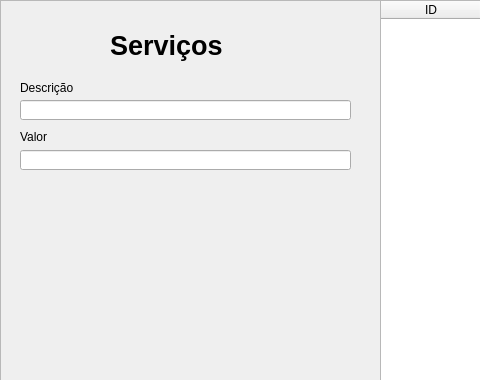
Old version of the form view/tabela de serviços.ui in the repository ImperadorFortum/Projeto-Integra-o; both pictures show x 0 to 480 and y 0 to 380 of the 1059 by 658 pixel window.
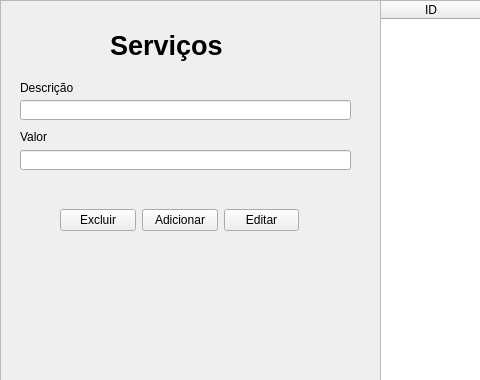
New version of the form.

Commit message:
projeto integração
aaa

What changed in the file:
```diff
--- a/view/tabela de serviços.ui
+++ b/view/tabela de serviços.ui
@@ -95,6 +95,39 @@
       </rect>
      </property>
     </widget>
+    <widget class="QWidget" name="horizontalLayoutWidget">
+     <property name="geometry">
+      <rect>
+       <x>60</x>
+       <y>180</y>
+       <width>239</width>
+       <height>80</height>
+      </rect>
+     </property>
+     <layout class="QHBoxLayout" name="horizontalLayout">
+      <item>
+       <widget class="QPushButton" name="pushButton_2">
+        <property name="text">
+         <string>Excluir</string>
+        </property>
+       </widget>
+      </item>
+      <item>
+       <widget class="QPushButton" name="pushButton">
+        <property name="text">
+         <string>Adicionar</string>
+        </property>
+       </widget>
+      </item>
+      <item>
+       <widget class="QPushButton" name="pushButton_3">
+        <property name="text">
+         <string>Editar</string>
+        </property>
+       </widget>
+      </item>
+     </layout>
+    </widget>
    </widget>
    <widget class="QTableWidget" name="tableWidget">
     <property name="geometry">
```
